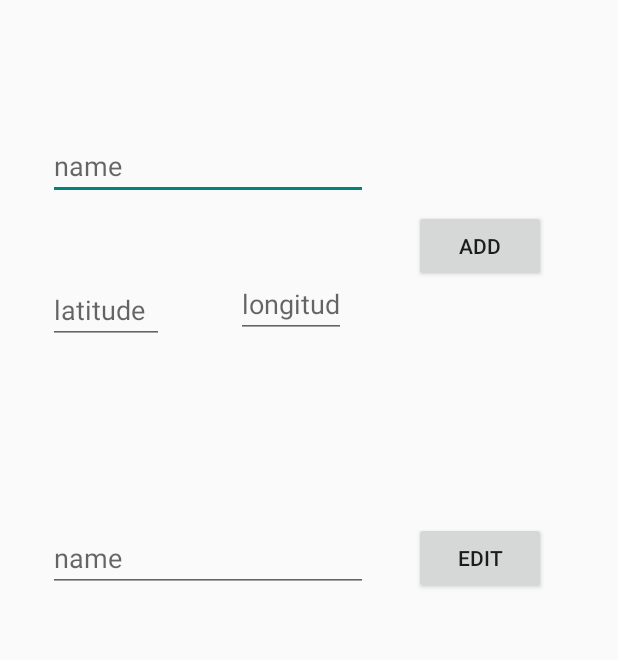
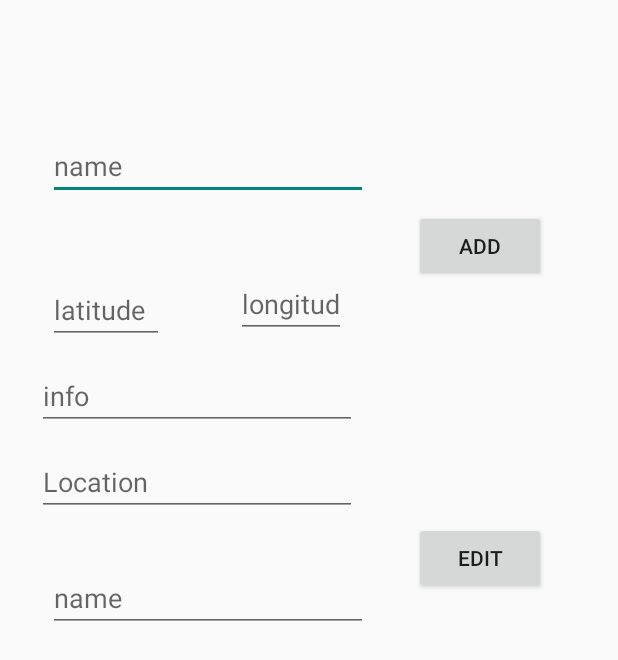
Before and after one commit to Bue-von-hon/showdisease, an Android app: the AddEditDiseaseInfo screen opened directly, with no data from a screen before it, on a phone screen of 412 x 824 dp. Shown: the top 660 px of the screen. Run offline under Robolectric (Android 15) with nearby library versions, the phone set to English and light mode, and no system bars; our stand-ins replace data binding.

Commit message:
fix #21 - Changed some code, resolve #20 - Add data
add String type data location and info

```diff
--- a/app/src/main/java/com/kc/showdisease/AddEditDiseaseInfo.java
+++ b/app/src/main/java/com/kc/showdisease/AddEditDiseaseInfo.java
@@ -34,7 +34,9 @@ public class AddEditDiseaseInfo extends AppCompatActivity {
                 final String name = binding.AddDiseaseNameTxt.getText().toString();
                 final double latitude = Double.parseDouble(binding.AddLatitudeTxt.getText().toString());
                 final double longitude = Double.parseDouble(binding.AddLongitudeTxt.getText().toString());
-                db.diseaseDao().insert(new Disease(name, latitude, longitude));
+                final String info = binding.AddinfoTxt.getText().toString();
+                final String location = binding.AddLocationTxt.getText().toString();
+                db.diseaseDao().insert(new Disease(name, latitude, longitude, info, location));
                 mapFragment.getMapAsync(new OnMapReadyCallback() {
                     @Override
                     public void onMapReady(GoogleMap googleMap) {
--- a/app/src/main/java/com/kc/showdisease/AppDatabase.java
+++ b/app/src/main/java/com/kc/showdisease/AppDatabase.java
@@ -6,5 +6,6 @@ import androidx.room.RoomDatabase;
 
 @Database(entities = {Disease.class}, version = 1)
 public abstract class AppDatabase extends RoomDatabase {
+    private static AppDatabase instance;
     public abstract DiseaseDao diseaseDao();
 }
--- a/app/src/main/java/com/kc/showdisease/LginActivity.java
+++ b/app/src/main/java/com/kc/showdisease/LginActivity.java
@@ -32,7 +32,7 @@ public class LginActivity extends AppCompatActivity {
         //      viewlmodel을 사용해서 sharedPreferences 구현
         if (savedInstanceState == null) {
             String id = spmodel.getString(mContext, "id");
-            int pw = spmodel.getInt(mContext, "pw");
+            String pw = spmodel.getString(mContext, "pw");
         }
 
         bindinglgin.loginBtn.setOnClickListener(new View.OnClickListener() {
@@ -41,7 +41,6 @@ public class LginActivity extends AppCompatActivity {
 
 
                 String id = bindinglgin.idText.getText().toString();
-               //int pw = Integer.parseInt(bindinglgin.pwText.getText().toString());
                 String pw = bindinglgin.pwText.getText().toString();
                 if (id.length()==0)
                     Toast.makeText(LginActivity.this ,"아이디를 입력하세요", Toast.LENGTH_LONG).show();
@@ -52,7 +51,6 @@ public class LginActivity extends AppCompatActivity {
                 else {
                     spmodel.clear(mContext);
                     spmodel.setString(mContext, "id", id);
-                    //spmodel.setInt(mContext, "pw", pw);
                     spmodel.setString(mContext, "pw", pw);
                     finish();
                 }
@@ -64,7 +62,7 @@ public class LginActivity extends AppCompatActivity {
             @Override
             public void onClick(View v) {
                 spmodel.setString(mContext, "id", "");
-                spmodel.setInt(mContext, "pw", -1);
+                spmodel.setString(mContext, "pw", "");
                 finish();
             }
         });
--- a/app/src/main/java/com/kc/showdisease/MainActivity.java
+++ b/app/src/main/java/com/kc/showdisease/MainActivity.java
@@ -49,7 +49,7 @@ public class MainActivity extends AppCompatActivity {
 
         /* build database with Room */
         db = Room.databaseBuilder(getApplicationContext(),
-                AppDatabase.class, "database-name").allowMainThreadQueries().build();
+                AppDatabase.class, "disease").allowMainThreadQueries().build();
 
 //        todo: 타이틀 정해야함 일단은 jaja라고
         binding.toolbar.setTitle("jaja");
@@ -96,7 +96,7 @@ public class MainActivity extends AppCompatActivity {
     public boolean onCreateOptionsMenu(Menu menu) {
 
         getMenuInflater().inflate(R.menu.menu_main, menu);
-        if (spmodel.getInt(this, "pw") != -1) {
+        if (spmodel.getString(this, "id") != "") {
             menu.findItem(R.id.adddisease).setVisible(true);
         }
         MenuItem shareItem = menu.findItem(R.id.adddisease);
--- a/app/src/main/java/com/kc/showdisease/SharedPreferencesGenerator.java
+++ b/app/src/main/java/com/kc/showdisease/SharedPreferencesGenerator.java
@@ -2,9 +2,6 @@ package com.kc.showdisease;
 
 import android.content.Context;
 import android.content.SharedPreferences;
-
-import androidx.lifecycle.LiveData;
-import androidx.lifecycle.MutableLiveData;
 import androidx.lifecycle.ViewModel;
 
 public class SharedPreferencesGenerator extends ViewModel {
--- a/app/src/main/res/layout/activity_add_edit_disease_info.xml
+++ b/app/src/main/res/layout/activity_add_edit_disease_info.xml
@@ -44,14 +44,14 @@
             android:id="@+id/EditDiseaseTxt"
             android:layout_width="wrap_content"
             android:layout_height="wrap_content"
-            android:layout_marginTop="216dp"
+            android:layout_marginTop="32dp"
             android:ems="10"
             android:hint="name"
             android:inputType="textPersonName"
             app:layout_constraintEnd_toEndOf="@+id/AddLongitudeTxt"
             app:layout_constraintHorizontal_bias="0.0"
             app:layout_constraintStart_toStartOf="@+id/AddLatitudeTxt"
-            app:layout_constraintTop_toBottomOf="@+id/AddDiseaseNameTxt" />
+            app:layout_constraintTop_toBottomOf="@+id/AddLocationTxt" />
 
         <Button
             android:id="@+id/EditBtn"
@@ -76,5 +76,31 @@
             app:layout_constraintHorizontal_bias="0.516"
             app:layout_constraintStart_toEndOf="@+id/AddLatitudeTxt"
             app:layout_constraintTop_toBottomOf="@+id/AddDiseaseNameTxt" />
+
+        <EditText
+            android:id="@+id/AddinfoTxt"
+            android:layout_width="wrap_content"
+            android:layout_height="wrap_content"
+            android:layout_marginTop="12dp"
+            android:ems="10"
+            android:hint="info"
+            android:inputType="textPersonName"
+            app:layout_constraintEnd_toEndOf="@+id/AddLongitudeTxt"
+            app:layout_constraintHorizontal_bias="0.533"
+            app:layout_constraintStart_toStartOf="@+id/AddLatitudeTxt"
+            app:layout_constraintTop_toBottomOf="@+id/AddLatitudeTxt" />
+
+        <EditText
+            android:id="@+id/AddLocationTxt"
+            android:layout_width="wrap_content"
+            android:layout_height="wrap_content"
+            android:layout_marginTop="12dp"
+            android:ems="10"
+            android:hint="Location"
+            android:inputType="textPersonName"
+            app:layout_constraintEnd_toEndOf="@+id/AddinfoTxt"
+            app:layout_constraintHorizontal_bias="1.0"
+            app:layout_constraintStart_toStartOf="@+id/AddinfoTxt"
+            app:layout_constraintTop_toBottomOf="@+id/AddinfoTxt" />
     </androidx.constraintlayout.widget.ConstraintLayout>
 </layout>
```
Also changed, not shown: app/src/main/java/com/kc/showdisease/Disease.java (+17 -9 lines).
